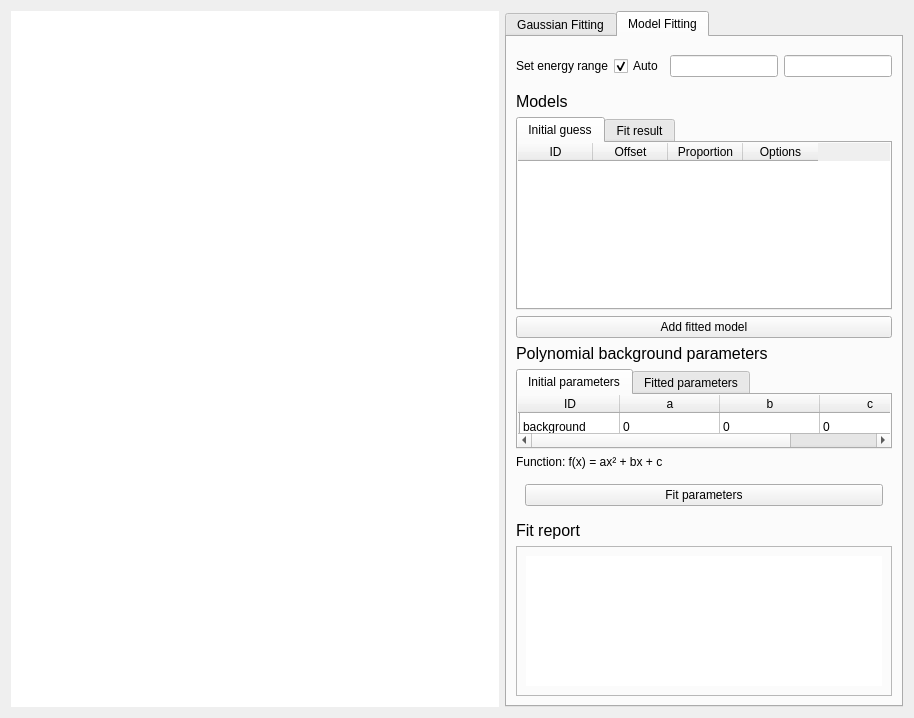
This is src/EVA/gui/ui_files/peakfit.ui in ISISMuon/EVA as Qt 5 draws it before an edit. The edited form follows.
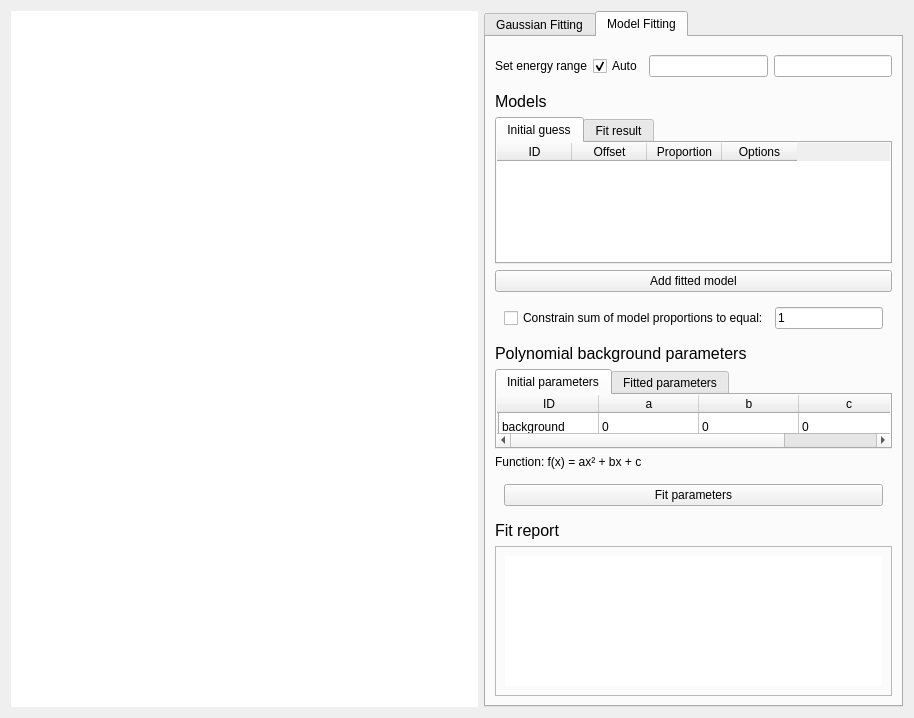
This is the edited form. The open tabs and pages were chosen to show the change. Custom widgets are drawn as their Qt base class.

```diff
--- a/src/EVA/gui/ui_files/peakfit.ui
+++ b/src/EVA/gui/ui_files/peakfit.ui
@@ -811,6 +811,29 @@
          </property>
         </widget>
        </item>
+       <item>
+        <widget class="QWidget" name="widget" native="true">
+         <layout class="QGridLayout" name="gridLayout_7">
+          <item row="0" column="1" colspan="2">
+           <widget class="QCheckBox" name="constrain_proportions_checkbox">
+            <property name="text">
+             <string>Constrain sum of model proportions to equal:</string>
+            </property>
+           </widget>
+          </item>
+          <item row="0" column="3">
+           <widget class="QLineEdit" name="constrain_proportions_lineedit">
+            <property name="enabled">
+             <bool>true</bool>
+            </property>
+            <property name="text">
+             <string>1</string>
+            </property>
+           </widget>
+          </item>
+         </layout>
+        </widget>
+       </item>
        <item>
         <widget class="QLabel" name="poly_bg_label_2">
          <property name="font">
```
Left out of the diff: 4 changed lines with no effect on the pictures.
